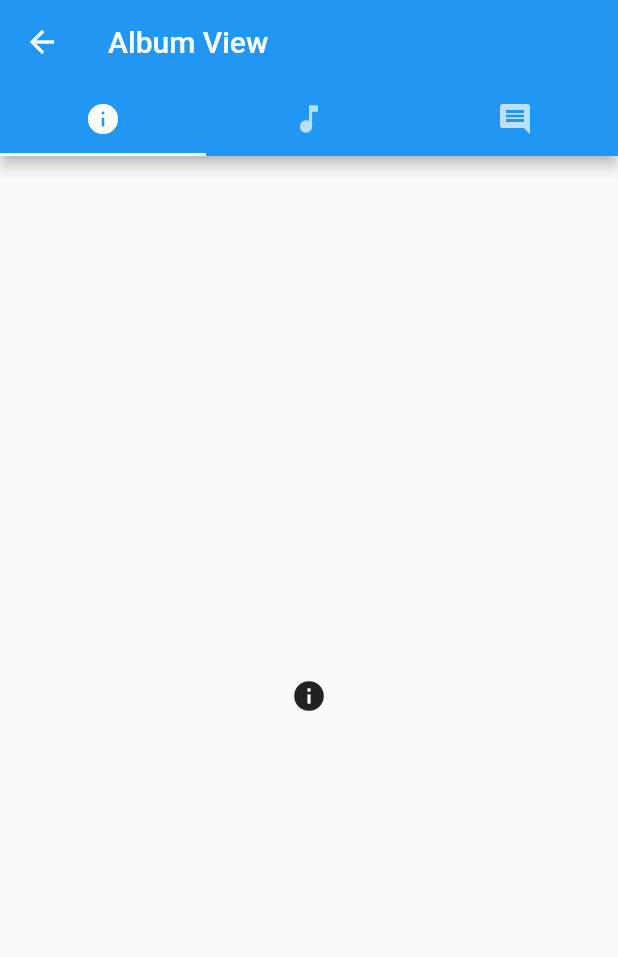
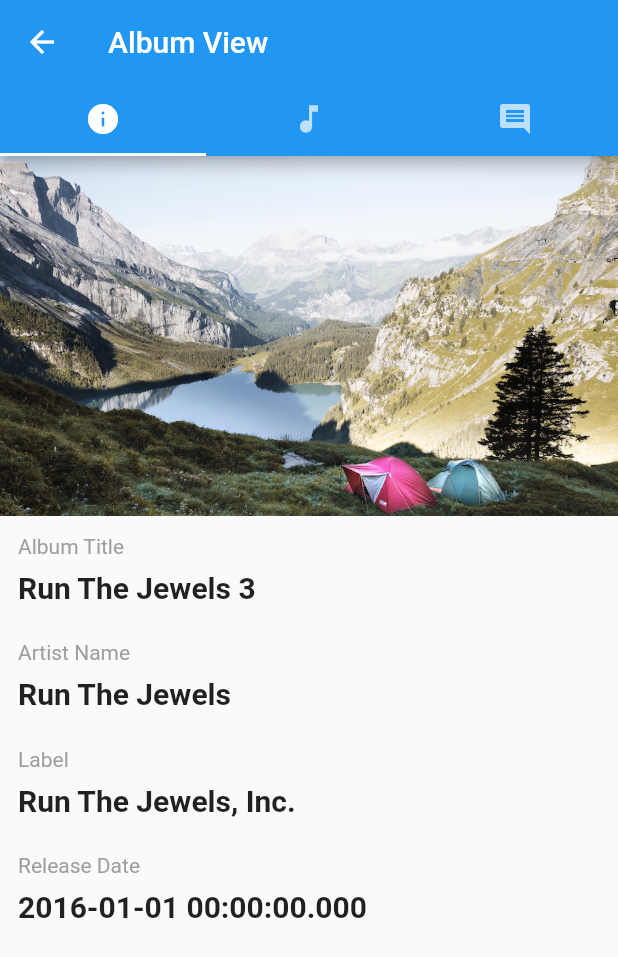
Before and after one commit to Mashnak/DCAppProject, a Flutter app: the screen it shows after launch, after a tap on "Album View", on a phone screen of 412 x 824 dp. Shown: the top 957 px of the screen. Run offline on Flutter 3.47's test engine with Material 2 defaults, Android fonts, the phone set to English and light mode, and no system bars.

Commit message:
Added common for shared Widgets between views, currently InfoSection. Added songs to DebugViews debugAlbum. Added _buildAlbumContentTab to AlbumView to show a basic list of songs in an album. Changed AlbumView to now make use of new class AlbumData.

```diff
--- a/app/lib/album_view.dart
+++ b/app/lib/album_view.dart
@@ -1,12 +1,63 @@
 import 'package:flutter/material.dart';
 
+import 'song_view.dart';
+import 'common.dart';
+
+class AlbumData {
+  AlbumData(this.name, this.artist, this.publisher, this.releaseDate,
+      this.imagePath, this.songs);
+
+  String name;
+  String artist;
+  String publisher;
+  DateTime releaseDate;
+
+  String imagePath;
+
+  List<SongData> songs;
+}
+
 class AlbumView extends StatelessWidget {
-  Widget _buildAlbumInfoTab() {
-    return new Icon(Icons.info);
+  final AlbumData viewedAlbumData;
+
+  AlbumView(this.viewedAlbumData);
+
+  Widget _buildSongItem(BuildContext context, SongData songData) {
+    return new ListTile(
+      title: new Text(songData.name),
+      trailing: new Icon(Icons.play_arrow),
+      onTap: () {
+        Navigator.push(
+            context,
+            new MaterialPageRoute(
+                builder: (context) => new SongView(songData)));
+      },
+    );
   }
 
-  Widget _buildAlbumContentTab() {
-    return new Icon(Icons.list);
+  Widget _buildAlbumInfoTab() {
+    return new ListView(
+      children: <Widget>[
+        new Image.asset(
+          viewedAlbumData.imagePath,
+          height: 240.0,
+          fit: BoxFit.cover,
+        ),
+        new InfoSection('Album Title', viewedAlbumData.name),
+        new InfoSection('Artist Name', viewedAlbumData.artist),
+        new InfoSection('Label', viewedAlbumData.publisher),
+        new InfoSection('Release Date', viewedAlbumData.releaseDate.toString()),
+      ],
+    );
+  }
+
+  Widget _buildAlbumContentTab(BuildContext context) {
+    return new ListView(
+      padding: const EdgeInsets.all(16.0),
+      children: viewedAlbumData.songs.map((SongData songData) {
+        return _buildSongItem(context, songData);
+      }).toList(), //<Widget>[].map(),
+    );
   }
 
   Widget _buildAlbumCommentsTab() {
@@ -37,7 +88,7 @@
         body: new TabBarView(
           children: <Widget>[
             _buildAlbumInfoTab(),
-            _buildAlbumContentTab(),
+            _buildAlbumContentTab(context),
             _buildAlbumCommentsTab(),
           ],
         ),
--- /dev/null
+++ b/app/lib/common.dart
@@ -0,0 +1,36 @@
+import 'package:flutter/material.dart';
+
+class InfoSection extends StatelessWidget {
+  final String sectionName;
+  final String sectionValue;
+
+  InfoSection(this.sectionName, this.sectionValue);
+
+  @override
+  Widget build(BuildContext context) {
+    return new Container(
+      padding: const EdgeInsets.all(12.0),
+      child: new Row(
+        children: <Widget>[
+          new Expanded(
+            child: new Column(
+              crossAxisAlignment: CrossAxisAlignment.start,
+              children: <Widget>[
+                new Container(
+                  padding: const EdgeInsets.only(bottom: 8.0),
+                  child: new Text(
+                    sectionName,
+                    style: new TextStyle(color: Colors.grey),
+                  ),
+                ),
+                new Text(sectionValue,
+                    style: new TextStyle(
+                        fontSize: 20.0, fontWeight: FontWeight.bold))
+              ],
+            ),
+          )
+        ],
+      ),
+    );
+  }
+}
--- a/app/lib/debug_view.dart
+++ b/app/lib/debug_view.dart
@@ -4,6 +4,31 @@
 import 'album_view.dart';
 
 class DebugView extends StatelessWidget {
+  final debugSongData = new SongData(
+      'Legend Has It',
+      'Run The Jewels 3',
+      'Run The Jewels',
+      'Run The Jewels, Inc.',
+      new DateTime(2016),
+      'images/lake.jpg');
+
+  final debugAlbumData = new AlbumData(
+      "Run The Jewels 3",
+      "Run The Jewels",
+      "Run The Jewels, Inc.",
+      new DateTime(2016),
+      "images/lake.jpg",
+      new List<SongData>.from(<SongData>[
+        new SongData('Legend Has It', 'Run The Jewels 3', 'Run The Jewels',
+            'Run The Jewels, Inc.', new DateTime(2016), 'images/lake.jpg'),
+        new SongData('Down (feat. Joi)', 'Run The Jewels 3', 'Run The Jewels',
+            'Run The Jewels, Inc.', new DateTime(2016), 'images/lake.jpg'),
+        new SongData('Talk to Me', 'Run The Jewels 3', 'Run The Jewels',
+            'Run The Jewels, Inc.', new DateTime(2016), 'images/lake.jpg'),
+        new SongData('Call Ticketron', 'Run The Jewels 3', 'Run The Jewels',
+            'Run The Jewels, Inc.', new DateTime(2016), 'images/lake.jpg')
+      ]));
+
   @override
   Widget build(BuildContext context) {
     return new Scaffold(
@@ -19,13 +44,7 @@
                 Navigator.push(
                     context,
                     new MaterialPageRoute(
-                        builder: (context) => new SongView(new SongData(
-                            'Legend Has It',
-                            'Run The Jewels 3',
-                            'Run The Jewels',
-                            'Run The Jewels, Inc.',
-                            new DateTime(2016),
-                            'images/lake.jpg'))));
+                        builder: (context) => new SongView(debugSongData)));
               },
             ),
             new RaisedButton(
@@ -34,7 +53,7 @@
                 Navigator.push(
                     context,
                     new MaterialPageRoute(
-                        builder: (context) => new AlbumView()));
+                        builder: (context) => new AlbumView(debugAlbumData)));
               },
             ),
           ],
--- a/app/lib/song_view.dart
+++ b/app/lib/song_view.dart
@@ -1,4 +1,6 @@
 import 'package:flutter/material.dart';
+
+import 'common.dart';
 
 class SongData {
   SongData(this.name, this.album, this.artist, this.publisher, this.releaseDate,
@@ -9,40 +11,14 @@
   String artist;
   String publisher;
   DateTime releaseDate;
+
   String imagePath;
 }
 
 class SongView extends StatelessWidget {
   final SongData viewedSongData;
 
-  SongView(this.viewedSongData);
-
-  Widget _buildInfoSection(String sectionName, String sectionValue) {
-    return new Container(
-      padding: const EdgeInsets.all(12.0),
-      child: new Row(
-        children: <Widget>[
-          new Expanded(
-            child: new Column(
-              crossAxisAlignment: CrossAxisAlignment.start,
-              children: <Widget>[
-                new Container(
-                  padding: const EdgeInsets.only(bottom: 8.0),
-                  child: new Text(
-                    sectionName,
-                    style: new TextStyle(color: Colors.grey),
-                  ),
-                ),
-                new Text(sectionValue,
-                    style: new TextStyle(
-                        fontSize: 20.0, fontWeight: FontWeight.bold))
-              ],
-            ),
-          )
-        ],
-      ),
-    );
-  }
+  const SongView(this.viewedSongData);
 
   Widget _buildSongInfoTab() {
     return new ListView(
@@ -52,12 +28,11 @@
           height: 240.0,
           fit: BoxFit.cover,
         ),
-        _buildInfoSection('Song Title', viewedSongData.name),
-        _buildInfoSection('Album Name', viewedSongData.album),
-        _buildInfoSection('Artist Name', viewedSongData.artist),
-        _buildInfoSection('Label', viewedSongData.publisher),
-        _buildInfoSection(
-            'Release Date', viewedSongData.releaseDate.toString()),
+        new InfoSection('Song Title', viewedSongData.name),
+        new InfoSection('Album Name', viewedSongData.album),
+        new InfoSection('Artist Name', viewedSongData.artist),
+        new InfoSection('Label', viewedSongData.publisher),
+        new InfoSection('Release Date', viewedSongData.releaseDate.toString()),
       ],
     );
   }
@@ -129,7 +104,7 @@
               )
             ],
           ),
-          title: new Text('Legend Has It - Run the Jewels'),
+          title: new Text(viewedSongData.name),
         ),
         body: new TabBarView(
           children: [
```
